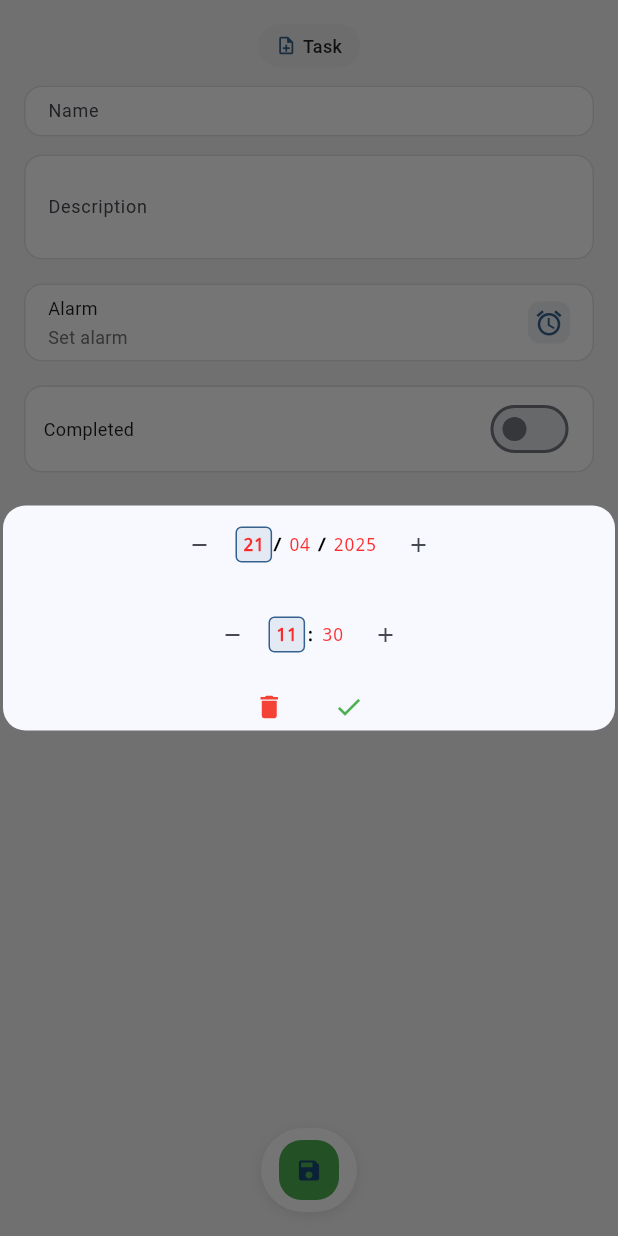
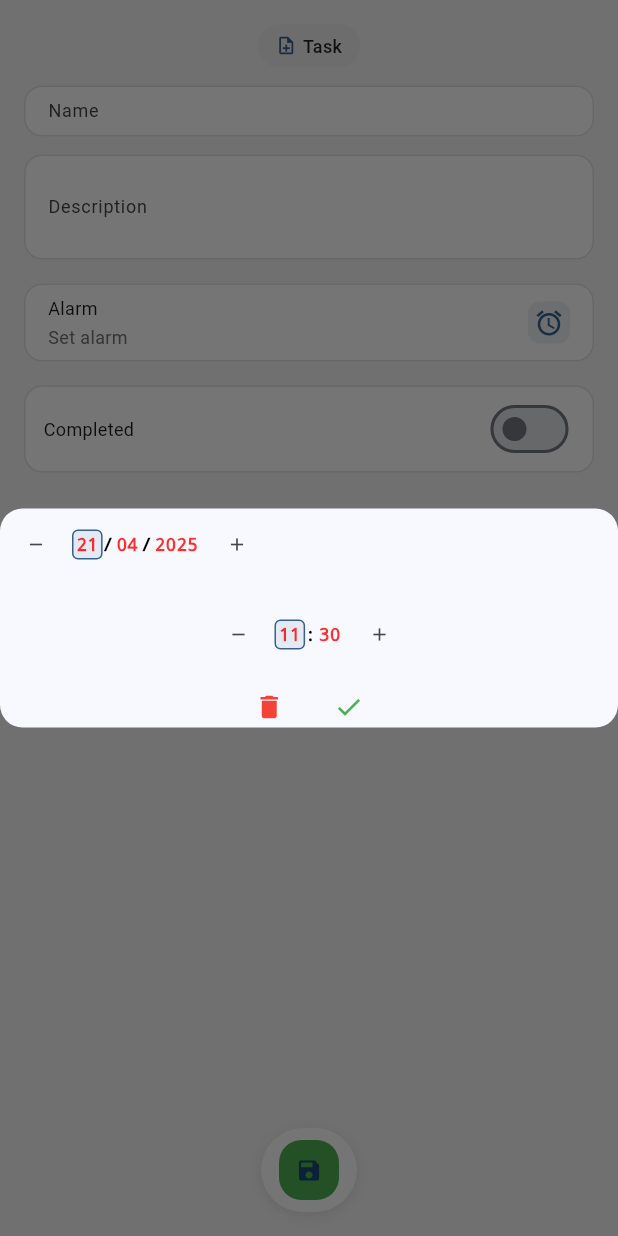
Before and after one commit to dicop/gerenciador-tarefas-wear-os, a Flutter app: the TaskEditScreen screen opened by its route, after a tap on "Alarm", on a phone screen of 412 x 824 dp. Run offline on Flutter 3.47's test engine with Material 2 defaults, Android fonts, the phone set to English and light mode, and no system bars; our stand-ins replace flutter_animate, flutter_local_notifications, shared_preferences, timezone; accounts and stored records are empty.

Commit message:
melhorias na usabilidade

```diff
--- a/lib/screens/task_edit_screen.dart
+++ b/lib/screens/task_edit_screen.dart
@@ -420,14 +420,12 @@ class _TaskEditScreenState extends State<TaskEditScreen> {
       context: context,
       builder: (context) => Center(
         child: Container(
-          margin: const EdgeInsets.all(2),
+          margin: EdgeInsets.zero,
           decoration: BoxDecoration(
             color: Theme.of(context).dialogBackgroundColor,
             borderRadius: BorderRadius.circular(15),
           ),
           child: SingleChildScrollView(
-            child: Padding(
-              padding: const EdgeInsets.all(2),
             child: Column(
               mainAxisSize: MainAxisSize.min,
               crossAxisAlignment: CrossAxisAlignment.start,
@@ -437,10 +435,16 @@ class _TaskEditScreenState extends State<TaskEditScreen> {
                   builder: (context, setDialogState) {
                     return Row(
                       mainAxisAlignment: MainAxisAlignment.center,
+                      mainAxisSize: MainAxisSize.min,
                       children: [
                         // Decrease button for date
                         IconButton(
-                            icon: const Icon(Icons.remove, size: 16),
+                          padding: EdgeInsets.zero,
+                          constraints: const BoxConstraints(
+                            minWidth: 16,
+                            minHeight: 16,
+                          ),
+                          icon: const Icon(Icons.remove, size: 14),
                           onPressed: () {
                             setDialogState(() {
                               switch (selectedDateField) {
@@ -479,7 +483,7 @@ class _TaskEditScreenState extends State<TaskEditScreen> {
                         GestureDetector(
                           onTap: () => setDialogState(() => selectedDateField = 'day'),
                           child: Container(
-                              padding: const EdgeInsets.symmetric(horizontal: 4, vertical: 4),
+                            padding: const EdgeInsets.symmetric(horizontal: 2, vertical: 2),
                             decoration: BoxDecoration(
                               color: selectedDateField == 'day'
                                   ? Theme.of(context).primaryColor.withOpacity(0.1)
@@ -487,7 +491,9 @@ class _TaskEditScreenState extends State<TaskEditScreen> {
                               borderRadius: BorderRadius.circular(4),
                               border: selectedDateField == 'day'
                                   ? Border.all(
-                                        color: Theme.of(context).primaryColor,
+                                      color: Theme.of(context).brightness == Brightness.dark
+                                          ? Colors.white
+                                          : Theme.of(context).primaryColor,
                                       width: 1,
                                     )
                                   : null,
@@ -496,7 +502,6 @@ class _TaskEditScreenState extends State<TaskEditScreen> {
                               tempDateTime.day.toString().padLeft(2, '0'),
                               style: TextStyle(
                                 fontSize: 12,
-                                  fontWeight: selectedDateField == 'day' ? FontWeight.bold : FontWeight.normal,
                                 decoration: TextDecoration.none,
                               ),
                             ),
@@ -510,7 +515,7 @@ class _TaskEditScreenState extends State<TaskEditScreen> {
                         GestureDetector(
                           onTap: () => setDialogState(() => selectedDateField = 'month'),
                           child: Container(
-                              padding: const EdgeInsets.symmetric(horizontal: 4, vertical: 4),
+                            padding: const EdgeInsets.symmetric(horizontal: 2, vertical: 2),
                             decoration: BoxDecoration(
                               color: selectedDateField == 'month'
                                   ? Theme.of(context).primaryColor.withOpacity(0.1)
@@ -518,7 +523,9 @@ class _TaskEditScreenState extends State<TaskEditScreen> {
                               borderRadius: BorderRadius.circular(4),
                               border: selectedDateField == 'month'
                                   ? Border.all(
-                                        color: Theme.of(context).primaryColor,
+                                      color: Theme.of(context).brightness == Brightness.dark
+                                          ? Colors.white
+                                          : Theme.of(context).primaryColor,
                                       width: 1,
                                     )
                                   : null,
@@ -527,7 +534,6 @@ class _TaskEditScreenState extends State<TaskEditScreen> {
                               tempDateTime.month.toString().padLeft(2, '0'),
                               style: TextStyle(
                                 fontSize: 12,
-                                  fontWeight: selectedDateField == 'month' ? FontWeight.bold : FontWeight.normal,
                                 decoration: TextDecoration.none,
                               ),
                             ),
@@ -541,7 +547,7 @@ class _TaskEditScreenState extends State<TaskEditScreen> {
                         GestureDetector(
                           onTap: () => setDialogState(() => selectedDateField = 'year'),
                           child: Container(
-                              padding: const EdgeInsets.symmetric(horizontal: 4, vertical: 4),
+                            padding: const EdgeInsets.symmetric(horizontal: 2, vertical: 2),
                             decoration: BoxDecoration(
                               color: selectedDateField == 'year'
                                   ? Theme.of(context).primaryColor.withOpacity(0.1)
@@ -549,7 +555,9 @@ class _TaskEditScreenState extends State<TaskEditScreen> {
                               borderRadius: BorderRadius.circular(4),
                               border: selectedDateField == 'year'
                                   ? Border.all(
-                                        color: Theme.of(context).primaryColor,
+                                      color: Theme.of(context).brightness == Brightness.dark
+                                          ? Colors.white
+                                          : Theme.of(context).primaryColor,
                                       width: 1,
                                     )
                                   : null,
@@ -558,7 +566,6 @@ class _TaskEditScreenState extends State<TaskEditScreen> {
                               tempDateTime.year.toString(),
                               style: TextStyle(
                                 fontSize: 12,
-                                  fontWeight: selectedDateField == 'year' ? FontWeight.bold : FontWeight.normal,
                                 decoration: TextDecoration.none,
                               ),
                             ),
@@ -566,7 +573,12 @@ class _TaskEditScreenState extends State<TaskEditScreen> {
                         ),
                         // Increase button for date
                         IconButton(
-                            icon: const Icon(Icons.add, size: 16),
+                          padding: EdgeInsets.zero,
+                          constraints: const BoxConstraints(
+                            minWidth: 16,
+                            minHeight: 16,
+                          ),
+                          icon: const Icon(Icons.add, size: 14),
                           onPressed: () {
                             setDialogState(() {
                               switch (selectedDateField) {
@@ -616,7 +628,12 @@ class _TaskEditScreenState extends State<TaskEditScreen> {
                       children: [
                         // Decrease button for time
                         IconButton(
-                            icon: const Icon(Icons.remove, size: 16),
+                          padding: EdgeInsets.zero,
+                          constraints: const BoxConstraints(
+                            minWidth: 16,
+                            minHeight: 16,
+                          ),
+                          icon: const Icon(Icons.remove, size: 14),
                           onPressed: () {
                             setDialogState(() {
                               switch (selectedTimeField) {
@@ -646,7 +663,7 @@ class _TaskEditScreenState extends State<TaskEditScreen> {
                         GestureDetector(
                           onTap: () => setDialogState(() => selectedTimeField = 'hour'),
                           child: Container(
-                              padding: const EdgeInsets.symmetric(horizontal: 4, vertical: 4),
+                            padding: const EdgeInsets.symmetric(horizontal: 2, vertical: 2),
                             decoration: BoxDecoration(
                               color: selectedTimeField == 'hour'
                                   ? Theme.of(context).primaryColor.withOpacity(0.1)
@@ -654,7 +671,9 @@ class _TaskEditScreenState extends State<TaskEditScreen> {
                               borderRadius: BorderRadius.circular(4),
                               border: selectedTimeField == 'hour'
                                   ? Border.all(
-                                        color: Theme.of(context).primaryColor,
+                                      color: Theme.of(context).brightness == Brightness.dark
+                                          ? Colors.white
+                                          : Theme.of(context).primaryColor,
                                       width: 1,
                                     )
                                   : null,
@@ -663,7 +682,6 @@ class _TaskEditScreenState extends State<TaskEditScreen> {
                               tempDateTime.hour.toString().padLeft(2, '0'),
                               style: TextStyle(
                                 fontSize: 12,
-                                  fontWeight: selectedTimeField == 'hour' ? FontWeight.bold : FontWeight.normal,
                                 decoration: TextDecoration.none,
                               ),
                             ),
@@ -677,7 +695,7 @@ class _TaskEditScreenState extends State<TaskEditScreen> {
                         GestureDetector(
                           onTap: () => setDialogState(() => selectedTimeField = 'minute'),
                           child: Container(
-                              padding: const EdgeInsets.symmetric(horizontal: 4, vertical: 4),
+                            padding: const EdgeInsets.symmetric(horizontal: 2, vertical: 2),
                             decoration: BoxDecoration(
                               color: selectedTimeField == 'minute'
                                   ? Theme.of(context).primaryColor.withOpacity(0.1)
@@ -685,7 +703,9 @@ class _TaskEditScreenState extends State<TaskEditScreen> {
                               borderRadius: BorderRadius.circular(4),
                               border: selectedTimeField == 'minute'
                                   ? Border.all(
-                                        color: Theme.of(context).primaryColor,
+                                      color: Theme.of(context).brightness == Brightness.dark
+                                          ? Colors.white
+                                          : Theme.of(context).primaryColor,
                                       width: 1,
                                     )
                                   : null,
@@ -694,7 +714,6 @@ class _TaskEditScreenState extends State<TaskEditScreen> {
                               tempDateTime.minute.toString().padLeft(2, '0'),
                               style: TextStyle(
                                 fontSize: 12,
-                                  fontWeight: selectedTimeField == 'minute' ? FontWeight.bold : FontWeight.normal,
                                 decoration: TextDecoration.none,
                               ),
                             ),
@@ -702,7 +721,12 @@ class _TaskEditScreenState extends State<TaskEditScreen> {
                         ),
                         // Increase button for time
                         IconButton(
-                            icon: const Icon(Icons.add, size: 16),
+                          padding: EdgeInsets.zero,
+                          constraints: const BoxConstraints(
+                            minWidth: 16,
+                            minHeight: 16,
+                          ),
+                          icon: const Icon(Icons.add, size: 14),
                           onPressed: () {
                             setDialogState(() {
                               switch (selectedTimeField) {
@@ -783,7 +807,6 @@ class _TaskEditScreenState extends State<TaskEditScreen> {
                   ],
                 ),
               ],
-              ),
             ),
           ),
         ),
```
Lines whose indentation alone changed are shown as unchanged.
